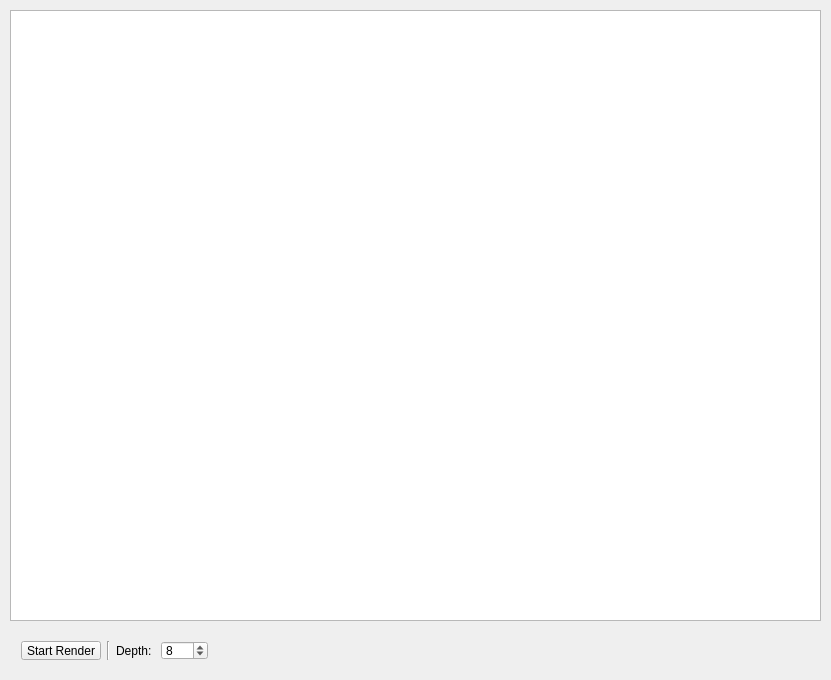
Before: the Qt Designer form mainwindow.ui in Theverat/SimpleTracer, drawn with Qt 5.
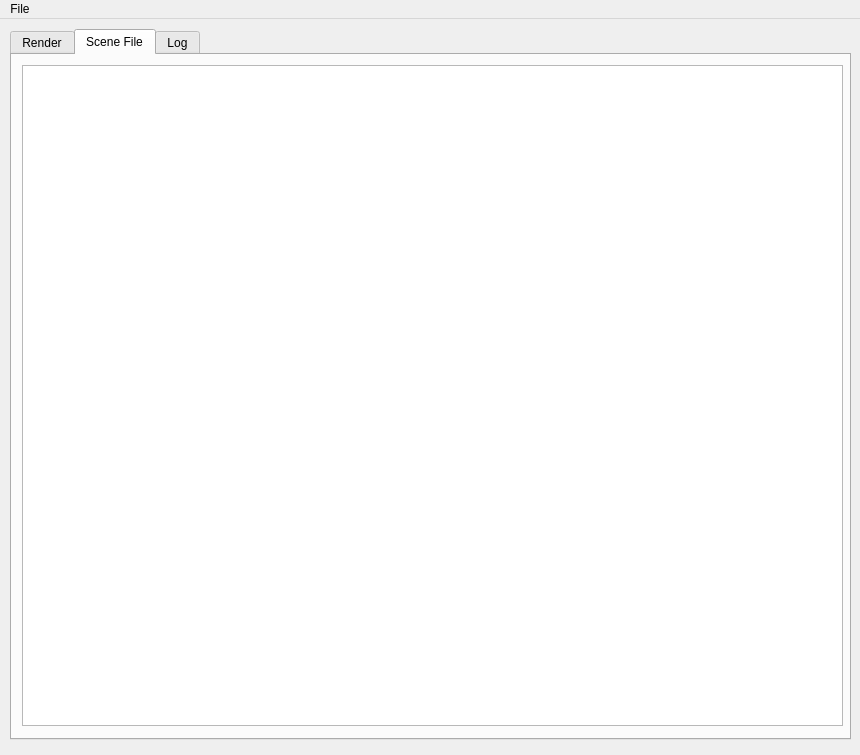
After: the same form once the commit is applied. The open tabs and pages were chosen to show the change. Icons and pictures are not drawn.

```diff
--- a/mainwindow.ui
+++ b/mainwindow.ui
@@ -9,8 +9,8 @@
    <rect>
     <x>0</x>
     <y>0</y>
-    <width>831</width>
-    <height>680</height>
+    <width>860</width>
+    <height>755</height>
    </rect>
   </property>
   <property name="windowTitle">
@@ -24,6 +24,34 @@
    <locale language="English" country="UnitedStates"/>
   </property>
   <widget class="QWidget" name="centralWidget">
+   <widget class="QTabWidget" name="tabWidget">
+    <property name="geometry">
+     <rect>
+      <x>10</x>
+      <y>10</y>
+      <width>841</width>
+      <height>711</height>
+     </rect>
+    </property>
+    <property name="currentIndex">
+     <number>0</number>
+    </property>
+    <property name="elideMode">
+     <enum>Qt::ElideNone</enum>
+    </property>
+    <property name="usesScrollButtons">
+     <bool>false</bool>
+    </property>
+    <property name="tabsClosable">
+     <bool>false</bool>
+    </property>
+    <property name="movable">
+     <bool>false</bool>
+    </property>
+    <widget class="QWidget" name="RenderTab">
+     <attribute name="title">
+      <string>Render</string>
+     </attribute>
    <widget class="QGraphicsView" name="graphicsView">
     <property name="geometry">
      <rect>
@@ -123,6 +151,66 @@
     </layout>
    </widget>
   </widget>
+    <widget class="QWidget" name="SceneFileTab">
+     <attribute name="title">
+      <string>Scene File</string>
+     </attribute>
+     <widget class="QTextBrowser" name="SceneFileTextBrowser">
+      <property name="geometry">
+       <rect>
+        <x>10</x>
+        <y>10</y>
+        <width>821</width>
+        <height>661</height>
+       </rect>
+      </property>
+     </widget>
+    </widget>
+    <widget class="QWidget" name="LogTab">
+     <attribute name="title">
+      <string>Log</string>
+     </attribute>
+     <widget class="QTextBrowser" name="LogTextBrowser">
+      <property name="geometry">
+       <rect>
+        <x>10</x>
+        <y>10</y>
+        <width>821</width>
+        <height>661</height>
+       </rect>
+      </property>
+     </widget>
+    </widget>
+   </widget>
+  </widget>
+  <widget class="QMenuBar" name="menuBar">
+   <property name="geometry">
+    <rect>
+     <x>0</x>
+     <y>0</y>
+     <width>860</width>
+     <height>25</height>
+    </rect>
+   </property>
+   <widget class="QMenu" name="menuFile">
+    <property name="title">
+     <string>File</string>
+    </property>
+    <addaction name="actionOpen_Scene_File"/>
+    <addaction name="actionSave_rendered_Image"/>
+   </widget>
+   <addaction name="menuFile"/>
+  </widget>
+  <action name="actionOpen_Scene_File">
+   <property name="text">
+    <string>Open Scene File</string>
+   </property>
+  </action>
+  <action name="actionSave_rendered_Image">
+   <property name="text">
+    <string>Save rendered Image</string>
+   </property>
+  </action>
  </widget>
  <layoutdefault spacing="6" margin="11"/>
  <resources/>
```
Lines whose indentation alone changed are shown as unchanged.
